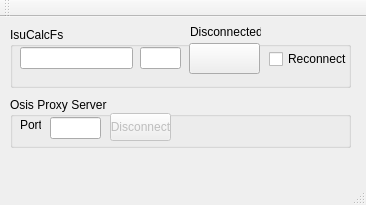
Qt form OsisProxy/mainwindow.ui (omishukov/dsu_osis) before a commit.
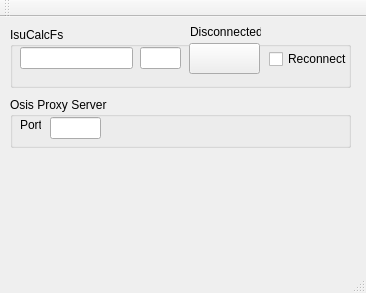
The same form after that commit.

What changed in the file:
```diff
--- a/OsisProxy/mainwindow.ui
+++ b/OsisProxy/mainwindow.ui
@@ -7,7 +7,7 @@
     <x>0</x>
     <y>0</y>
     <width>366</width>
-    <height>205</height>
+    <height>293</height>
    </rect>
   </property>
   <property name="windowTitle">
@@ -111,22 +111,6 @@
       <string>Port</string>
      </property>
     </widget>
-    <widget class="QPushButton" name="ProxyDisconnect_PB">
-     <property name="enabled">
-      <bool>false</bool>
-     </property>
-     <property name="geometry">
-      <rect>
-       <x>100</x>
-       <y>16</y>
-       <width>61</width>
-       <height>28</height>
-      </rect>
-     </property>
-     <property name="text">
-      <string>Disconnect</string>
-     </property>
-    </widget>
     <widget class="QWidget" name="layoutWidget">
      <property name="geometry">
       <rect>
```
Left out of the diff: 2 changed lines with no effect on the pictures.
